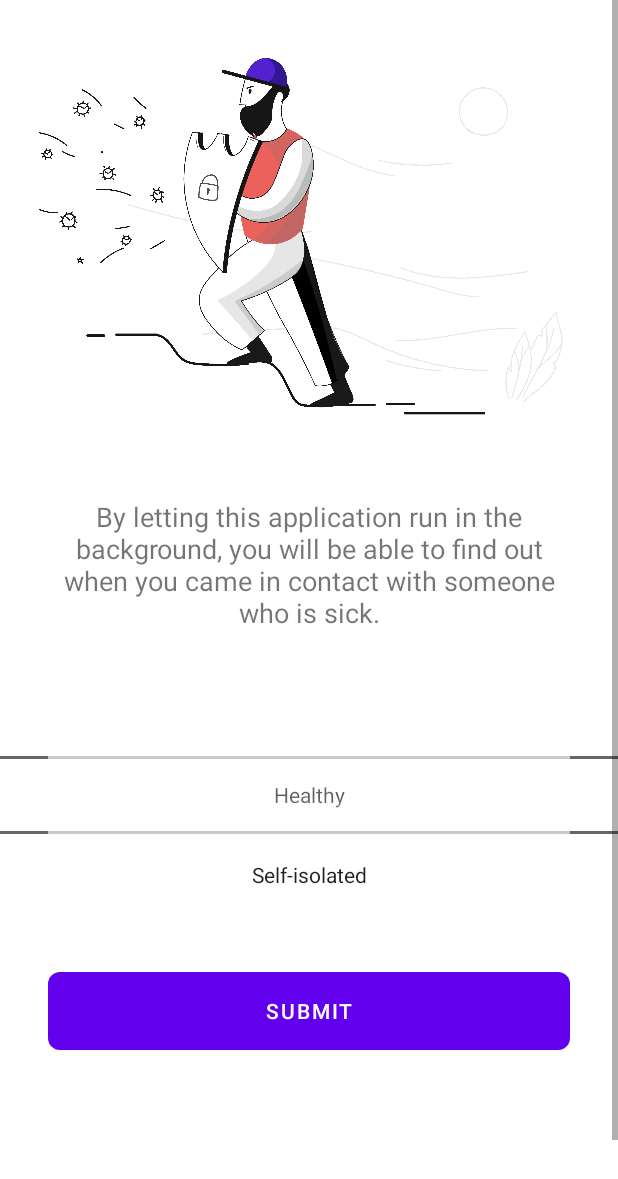
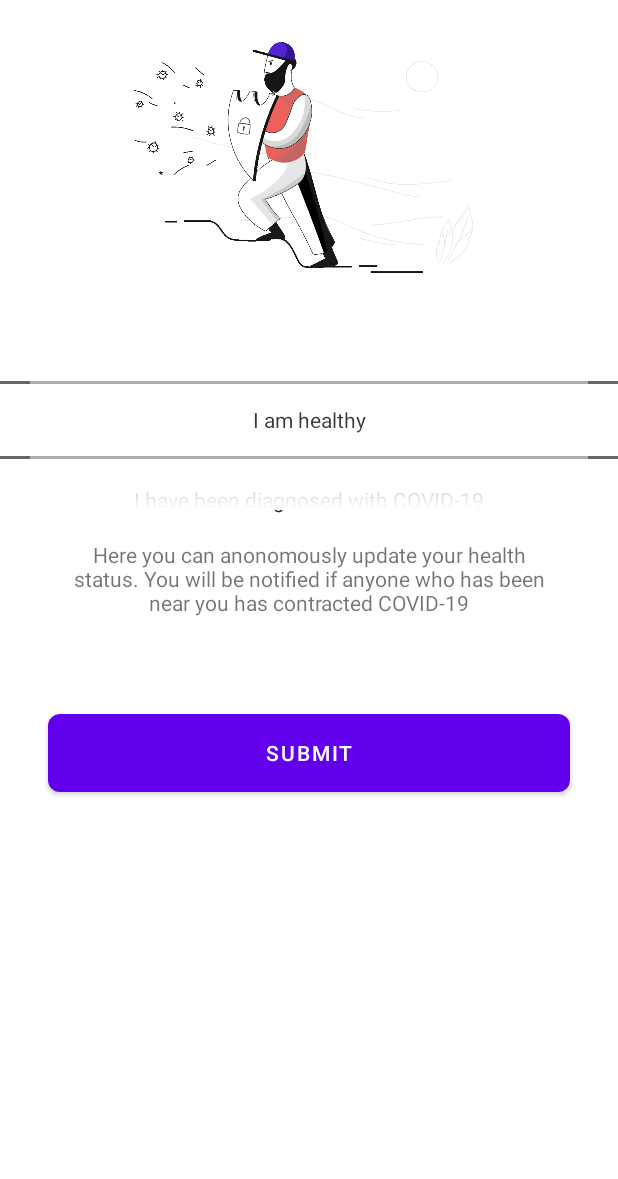
Before and after one commit to alexandrumeterez/covidtracer, an Android app: the LoggedInActivity screen opened directly, with no data from a screen before it, on a phone screen of 412 x 824 dp. Shown: the top 1179 px of the screen. Run offline under Robolectric (Android 15) with nearby library versions, the phone set to English and light mode, and no system bars; our stand-ins replace Firebase (no records; nobody signed in at launch, a user with empty details on screens opened directly).

Commit message:
Update UI layout

```diff
--- a/app/src/main/java/com/hackathon/covidtracer/LoggedInActivity.java
+++ b/app/src/main/java/com/hackathon/covidtracer/LoggedInActivity.java
@@ -9,7 +9,6 @@ import android.os.Bundle;
 import android.util.Log;
 import android.view.View;
 import android.widget.Button;
-import android.widget.Chronometer;
 import android.widget.NumberPicker;
 import android.widget.ProgressBar;
 import android.widget.Toast;
@@ -18,9 +17,9 @@ import com.hackathon.covidtracer.dbhelpers.FirebaseDatabaseHelper;
 
 public class LoggedInActivity extends AppCompatActivity {
     private String TAG = "LoggedInActivity";
-    private final String[] statuses = {"Healthy", "Self-isolated", "Confirmed"};
+    private final String[] statuses = {"Healthy", "Sick"};
+    private final String[] statusDescription = {"I am healthy", "I have been diagnosed with COVID-19"};
     private NumberPicker picker;
-    private Chronometer chronometer;
     private Button button;
     private ProgressBar progressBar;
 
@@ -30,12 +29,11 @@ public class LoggedInActivity extends AppCompatActivity {
         setContentView(R.layout.activity_logged_in);
 
         picker = findViewById(R.id.pickerHealthStatus);
-        chronometer = findViewById(R.id.chronometer);
         button = findViewById(R.id.btnUpdateHealthStatus);
         progressBar = findViewById(R.id.progressBar);
         picker.setMinValue(0);
         picker.setMaxValue(statuses.length - 1);
-        picker.setDisplayedValues(statuses);
+        picker.setDisplayedValues(statusDescription);
 
         final SharedPreferences sharedPreferences = getSharedPreferences(getString(R.string.preference_file_key), Context.MODE_PRIVATE);
         final String strUserUID = sharedPreferences.getString(getString(R.string.UID), "None");
@@ -98,7 +96,6 @@ public class LoggedInActivity extends AppCompatActivity {
 
         startService(new Intent(this, NearbyTrackingService.class));
         startService(new Intent(this, CustomFirebaseMessagingService.class));
-        chronometer.start();
     }
 
     @Override
@@ -106,6 +103,5 @@ public class LoggedInActivity extends AppCompatActivity {
         super.onDestroy();
         stopService(new Intent(this, NearbyTrackingService.class));
         stopService(new Intent(this, CustomFirebaseMessagingService.class));
-        chronometer.stop();
     }
 }
--- a/app/src/main/java/com/hackathon/covidtracer/Utils.java
+++ b/app/src/main/java/com/hackathon/covidtracer/Utils.java
@@ -17,7 +17,7 @@ public class Utils {
         Gson gson = new Gson();
         String json = gson.toJson(list);
         editor.putString(key, json);
-        editor.apply();     // This line is IMPORTANT !!!
+        editor.apply();
     }
 
     public static ArrayList<String> getArrayList(String key, Context context){
--- a/app/src/main/res/layout/activity_logged_in.xml
+++ b/app/src/main/res/layout/activity_logged_in.xml
@@ -15,34 +15,35 @@
         <pl.droidsonroids.gif.GifImageView
             android:id="@+id/gifImageView"
             android:layout_width="match_parent"
-            android:layout_height="300dp"
-            android:scaleType="centerCrop"
+            android:layout_height="200dp"
+            android:scaleType="centerInside"
             android:src="@drawable/security" />
+
+        <NumberPicker
+            android:id="@+id/pickerHealthStatus"
+            android:layout_width="match_parent"
+            android:layout_height="160dp"
+            android:layout_weight="1"
+            android:padding="20dp"
+
+            />
 
         <TextView
             android:id="@+id/textTracking"
             android:layout_width="match_parent"
-            android:layout_height="150dp"
+            android:layout_height="78dp"
+            android:layout_marginLeft="40dp"
+            android:layout_marginRight="40dp"
             android:layout_weight="1"
             android:gravity="center_horizontal"
-            android:padding="32dp"
-            android:text="@string/app_description"
-            android:textSize="18sp" />
+            android:text="@string/explanation"
+            android:textSize="14sp" />
 
         <LinearLayout
             android:layout_width="match_parent"
             android:layout_height="wrap_content"
             android:layout_weight="1"
             android:orientation="vertical">
-
-            <NumberPicker
-                android:id="@+id/pickerHealthStatus"
-                android:layout_width="match_parent"
-                android:layout_height="160dp"
-                android:layout_weight="1"
-                android:padding="32dp"
-
-                />
 
             <Button
                 android:id="@+id/btnUpdateHealthStatus"
@@ -60,15 +61,5 @@
                 android:indeterminate="true"
                 android:visibility="invisible" />
         </LinearLayout>
-
-        <Chronometer
-            android:id="@+id/chronometer"
-            android:layout_width="match_parent"
-            android:layout_height="wrap_content"
-            android:layout_weight="1"
-            android:gravity="center"
-            android:padding="32dp"
-            android:textSize="32sp" />
-
     </LinearLayout>
 </ScrollView>
--- a/app/src/main/res/values/strings.xml
+++ b/app/src/main/res/values/strings.xml
@@ -2,6 +2,8 @@
     <string name="app_name">CovidTracer</string>
     <string name="app_description">By letting this application run in the background,
     you will be able to find out when you came in contact with someone who is sick.</string>
+    <string name="explanation">Here you can anonomously update your health status. You will be notified if anyone
+    who has been near you has contracted COVID-19</string>
     <string name="btn_register">Register</string>
     <string name="edit_surname">Surname</string>
     <string name="edit_family_name">First Name</string>
```
Also changed, not shown: app/src/main/res/drawable/security.gif.
